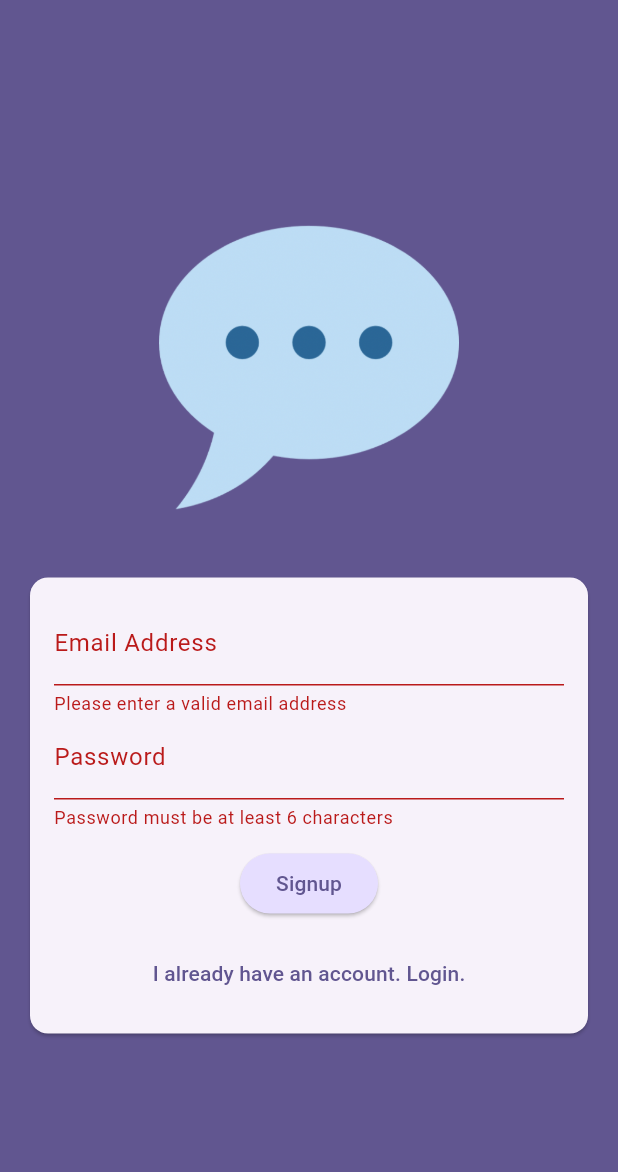
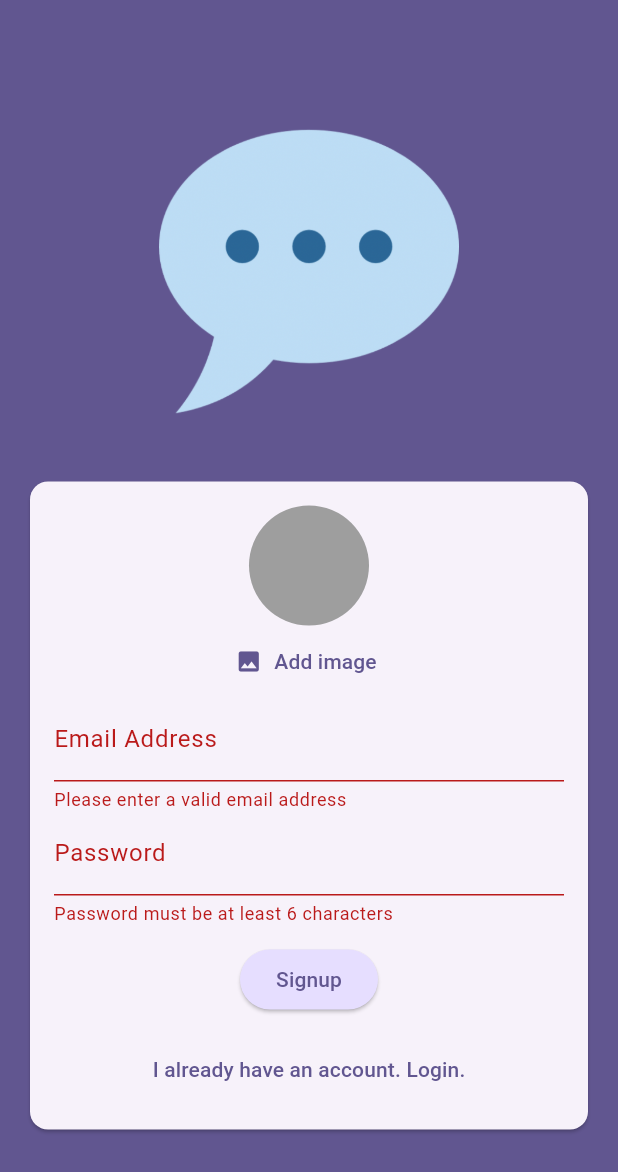
Before and after one commit to IvanBodnarash/Chat-App, a Flutter app: the screen it shows after launch, after a tap on "Login", after a tap on "Create new account", on a phone screen of 412 x 824 dp. Shown: the top 1172 px of the screen. Run offline on Flutter 3.47's test engine with Material 3 defaults, Android fonts, the phone set to English and light mode, and no system bars; our stand-ins replace firebase_auth, firebase_core, firebase_storage, image_picker; accounts and stored records are empty; generated files the repository leaves out were written again.

Commit message:
adding storing to firebase feature + using image picker

```diff
--- a/lib/screens/auth.dart
+++ b/lib/screens/auth.dart
@@ -1,3 +1,7 @@
+import 'dart:io';
+
+import 'package:chat_app/widgets/user_image_picker.dart';
+import 'package:firebase_storage/firebase_storage.dart';
 import 'package:flutter/material.dart';
 import 'package:firebase_auth/firebase_auth.dart';
 
@@ -18,11 +22,18 @@ class _AuthScreenState extends State<AuthScreen> {
   var _isLogin = true;
   var _email = '';
   var _password = '';
+  File? _seletedImage;
 
   void _submit() async {
     final isValid = _formKey.currentState!.validate();
 
-    if (!isValid) {
+    if (!isValid || !_isLogin && _seletedImage == null) {
+      ScaffoldMessenger.of(context).showSnackBar(
+        const SnackBar(
+          content: Text('Please pick an image.'),
+          backgroundColor: Colors.red,
+        ),
+      );
       return;
     }
 
@@ -41,6 +52,14 @@ class _AuthScreenState extends State<AuthScreen> {
           email: _email,
           password: _password,
         );
+
+        final storageRef = FirebaseStorage.instance
+            .ref()
+            .child('user_images')
+            .child('${userCredentials.user!.uid}.jpg');
+        await storageRef.putFile(_seletedImage!);
+        final imageUrl = await storageRef.getDownloadURL();
+        print(imageUrl);
       }
     } on FirebaseAuthException catch (error) {
       if (error.code == 'email-already-in-use') {
@@ -84,6 +103,12 @@ class _AuthScreenState extends State<AuthScreen> {
                       child: Column(
                         mainAxisSize: MainAxisSize.min,
                         children: [
+                          if (!_isLogin)
+                            UserImagePicker(
+                              onPickedImage: (pickedImage) {
+                                _seletedImage = pickedImage;
+                              },
+                            ),
                           TextFormField(
                             decoration: const InputDecoration(
                               labelText: 'Email Address',
--- /dev/null
+++ b/lib/widgets/user_image_picker.dart
@@ -0,0 +1,64 @@
+import 'dart:io';
+
+import 'package:flutter/material.dart';
+import 'package:image_picker/image_picker.dart';
+
+class UserImagePicker extends StatefulWidget {
+  const UserImagePicker({
+    super.key,
+    required this.onPickedImage,
+  });
+
+  final void Function(File pickedImage) onPickedImage;
+
+  @override
+  State<UserImagePicker> createState() {
+    return _UserImagePickerState();
+  }
+}
+
+class _UserImagePickerState extends State<UserImagePicker> {
+  File? _pickedImageFile;
+
+  void _pickImage() async {
+    final pickedImage = await ImagePicker().pickImage(
+      source: ImageSource.camera,
+      imageQuality: 50,
+      maxWidth: 150,
+    );
+
+    if (pickedImage == null) {
+      return;
+    }
+
+    setState(() {
+      _pickedImageFile = File(pickedImage.path);
+    });
+
+    widget.onPickedImage(_pickedImageFile!);
+  }
+
+  @override
+  Widget build(BuildContext context) {
+    return Column(
+      children: [
+        CircleAvatar(
+          radius: 40,
+          backgroundColor: Colors.grey,
+          foregroundImage:
+              _pickedImageFile != null ? FileImage(_pickedImageFile!) : null,
+        ),
+        TextButton.icon(
+          onPressed: _pickImage,
+          icon: const Icon(Icons.image),
+          label: Text(
+            'Add image',
+            style: TextStyle(
+              color: Theme.of(context).colorScheme.primary,
+            ),
+          ),
+        ),
+      ],
+    );
+  }
+}
--- a/pubspec.yaml
+++ b/pubspec.yaml
@@ -37,6 +37,8 @@ dependencies:
   cupertino_icons: ^1.0.6
   firebase_core: ^2.30.0
   firebase_auth: ^4.19.2
+  firebase_storage: ^11.7.2
+  image_picker: ^1.1.0
 
 dev_dependencies:
   flutter_test:
```
Also changed, not shown: pubspec.lock, 5 other files.
